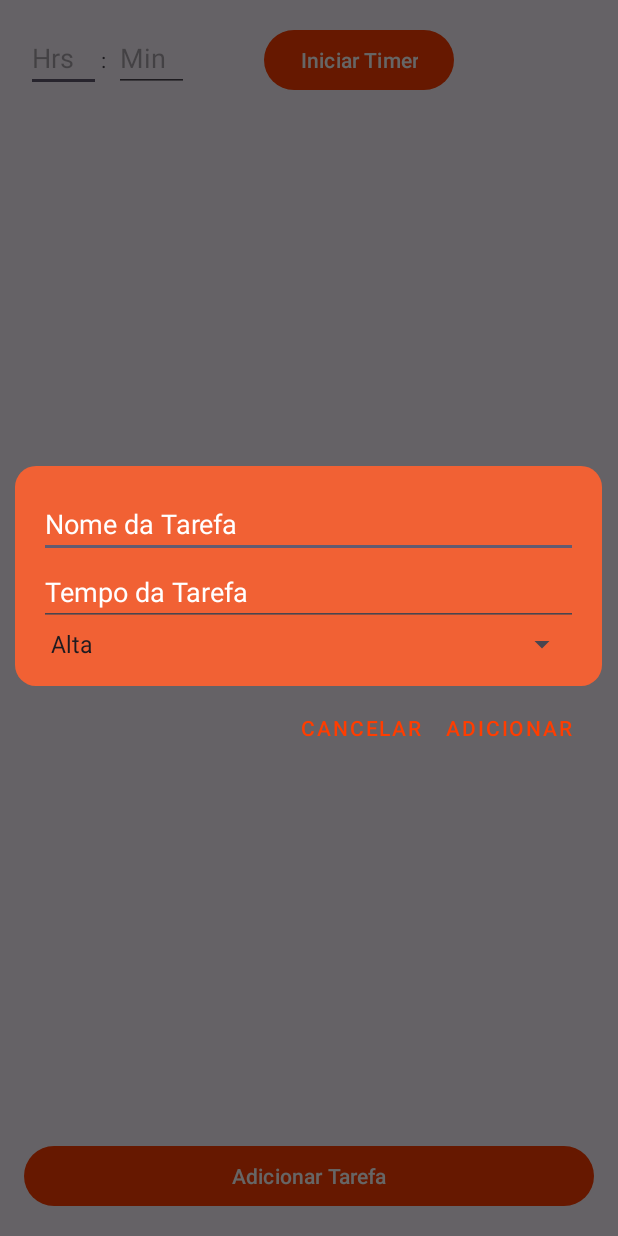
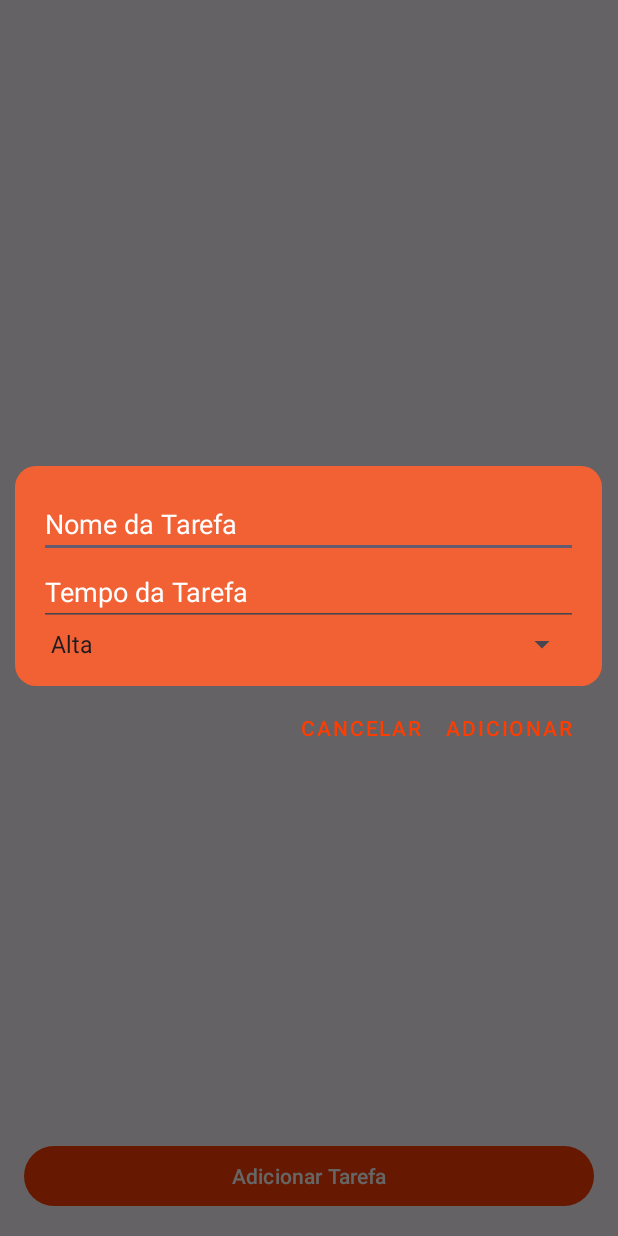
Before and after one commit to trsmrs/Organizador_tarefas, an Android app: the screen it shows after launch (MainActivity), after a tap on "Adicionar Tarefa", on a phone screen of 412 x 824 dp. Run offline under Robolectric (Android 15) with nearby library versions, the phone set to English and light mode, and no system bars.

Commit message:
removido timer

```diff
--- a/app/src/main/java/com/trsmsoft/tarefasdodia/MainActivity.kt
+++ b/app/src/main/java/com/trsmsoft/tarefasdodia/MainActivity.kt
@@ -53,8 +53,7 @@ class MainActivity : AppCompatActivity() {
         recyclerView = findViewById(R.id.recycler_view)
         val addButton: Button = findViewById(R.id.add_task_button)
 
-        hoursEditText = findViewById(R.id.hours_edit_text)
-        minutesEditText = findViewById(R.id.minutes_edit_text)
+
 
         // Configuração do RecyclerView
         recyclerView.layoutManager = LinearLayoutManager(this)
@@ -81,18 +80,6 @@ class MainActivity : AppCompatActivity() {
             spinner.adapter = adapter
         } else {
             Log.e("MainActivity", "Spinner not found!")
-        }
-
-
-        val startButton: Button = findViewById(R.id.start_timer_button)
-
-        startButton.setOnClickListener {
-            val hours = hoursEditText.text.toString().toIntOrNull() ?: 0
-            val minutes = minutesEditText.text.toString().toIntOrNull() ?: 0
-
-            val totalTimeInMillis = calculateTotalTimeInMillis(hours, minutes)
-
-            startTimer(totalTimeInMillis)
         }
 
         // Carregar e ordenar tarefas
--- a/app/src/main/res/layout/activity_main.xml
+++ b/app/src/main/res/layout/activity_main.xml
@@ -3,42 +3,6 @@
     android:layout_width="match_parent"
     android:layout_height="match_parent"
     android:orientation="vertical">
-        <LinearLayout
-            xmlns:android="http://schemas.android.com/apk/res/android"
-            android:layout_width="match_parent"
-            android:layout_height="wrap_content"
-            android:orientation="horizontal"
-            android:padding="16dp">
-
-                <EditText
-                    android:id="@+id/hours_edit_text"
-                    android:layout_width="50dp"
-                    android:layout_height="wrap_content"
-                    android:hint="Hrs"
-                    android:layout_marginStart="1dp"
-                    android:inputType="number"/>
-                <TextView
-                    android:layout_width="wrap_content"
-                    android:layout_height="wrap_content"
-                    android:text=":"
-                    android:textAlignment="center"
-                    />
-
-                <EditText
-                    android:id="@+id/minutes_edit_text"
-                    android:layout_width="50dp"
-                    android:layout_height="wrap_content"
-                    android:hint="Min"
-                    android:layout_marginStart="5dp"
-                    android:inputType="number"/>
-
-                <Button
-                    android:id="@+id/start_timer_button"
-                    android:layout_width="wrap_content"
-                    android:layout_height="wrap_content"
-                    android:layout_marginStart="50dp"
-                    android:text="Iniciar Timer"/>
-        </LinearLayout>
         <androidx.recyclerview.widget.RecyclerView
             android:id="@+id/recycler_view"
             android:layout_width="match_parent"
```
